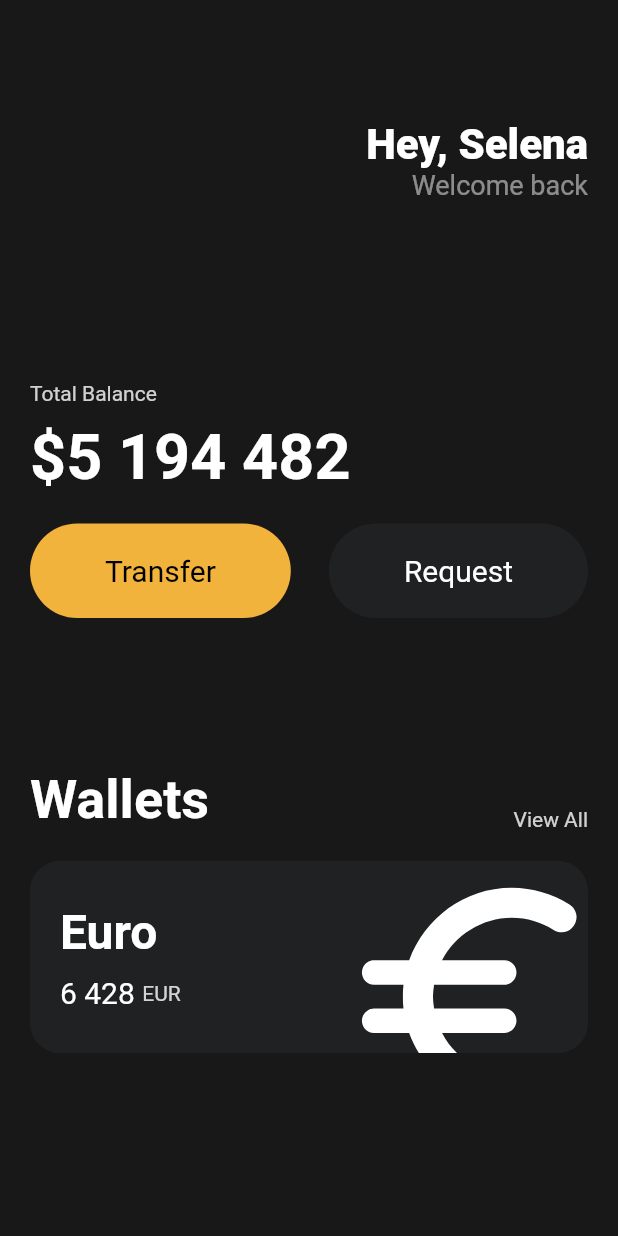
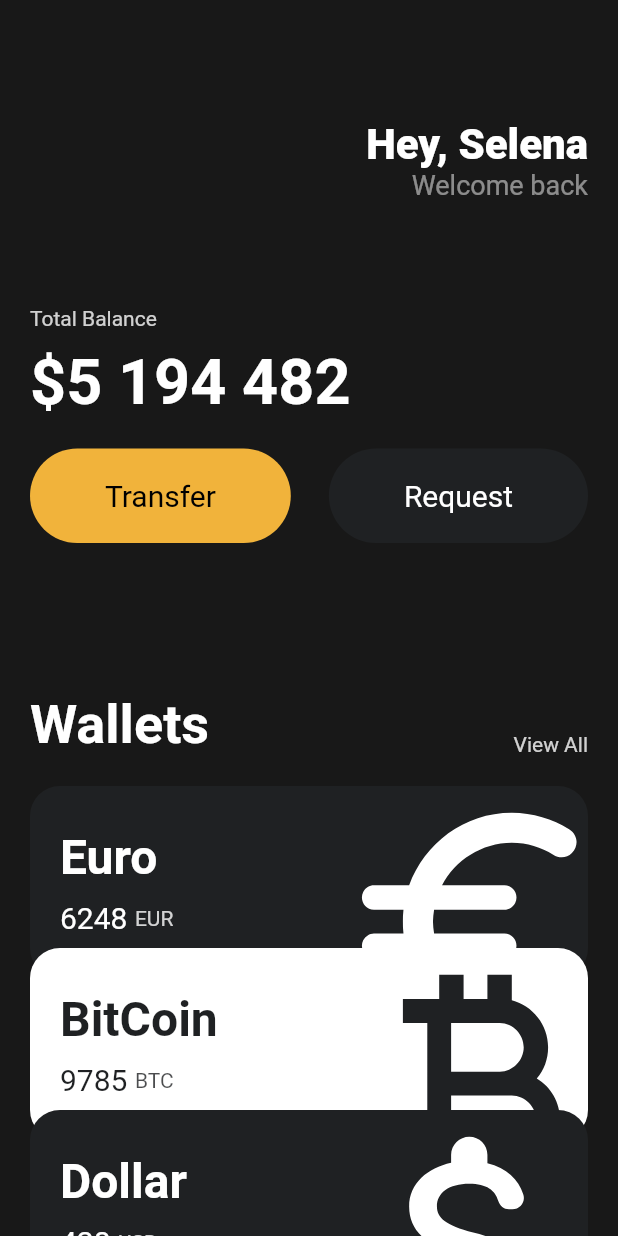
Before and after one commit to happy789515/toonflix, a Flutter app: the screen it shows after launch, on a phone screen of 412 x 824 dp. Run offline on Flutter 3.47's test engine with Material 2 defaults, Android fonts, the phone set to English and light mode, and no system bars.

Commit message:
Code Challenge

```diff
--- a/lib/main.dart
+++ b/lib/main.dart
@@ -1,5 +1,6 @@
 import 'package:flutter/material.dart';
 import 'package:toonflix/widgets/button.dart';
+import 'package:toonflix/widgets/currency_card.dart';
 
 void main() {
   runApp(const App());
@@ -13,7 +14,8 @@ class App extends StatelessWidget {
     return MaterialApp(
       home: Scaffold(
         backgroundColor: const Color(0xFF181818),
-        body: Padding(
+        body: SingleChildScrollView(
+          child: Padding(
             padding: const EdgeInsets.symmetric(horizontal: 20),
             child: Column(
               crossAxisAlignment: CrossAxisAlignment.start,
@@ -47,7 +49,7 @@ class App extends StatelessWidget {
                   ],
                 ),
                 const SizedBox(
-                height: 120,
+                  height: 70,
                 ),
                 Text(
                   'Total Balance',
@@ -108,67 +110,37 @@ class App extends StatelessWidget {
                 const SizedBox(
                   height: 20,
                 ),
-              Container(
-                clipBehavior: Clip.hardEdge,
-                decoration: BoxDecoration(
-                  color: const Color(0xFF1F2123),
-                  borderRadius: BorderRadius.circular(20),
+                const CurrencyCard(
+                  name: 'Euro',
+                  code: 'EUR',
+                  amount: '6248',
+                  icon: Icons.euro_rounded,
+                  isInverted: false,
                 ),
-                child: Padding(
-                  padding: const EdgeInsets.all(20),
-                  child: Row(
-                    mainAxisAlignment: MainAxisAlignment.spaceBetween,
-                    children: [
-                      Column(
-                        crossAxisAlignment: CrossAxisAlignment.start,
-                        children: [
-                          const Text(
-                            'Euro',
-                            style: TextStyle(
-                                color: Colors.white,
-                                fontSize: 32,
-                                fontWeight: FontWeight.w600),
+                Transform.translate(
+                  offset: const Offset(0, -20),
+                  child: const CurrencyCard(
+                    name: 'BitCoin',
+                    code: 'BTC',
+                    amount: '9785',
+                    icon: Icons.currency_bitcoin,
+                    isInverted: true,
                   ),
-                          const SizedBox(
-                            height: 10,
                 ),
-                          Row(
-                            children: [
-                              const Text('6 428',
-                                  style: TextStyle(
-                                    color: Colors.white,
-                                    fontSize: 20,
-                                  )),
-                              const SizedBox(
-                                width: 5,
-                              ),
-                              Text(
-                                'EUR',
-                                style: TextStyle(
-                                    color: Colors.white.withOpacity(0.8)),
-                              ),
-                            ],
-                          )
-                        ],
-                      ),
-                      Transform.scale(
-                        scale: 2.2,
-                        child: Transform.translate(
-                          offset: const Offset(-5, 12),
-                          child: const Icon(
-                            Icons.euro_rounded,
-                            color: Colors.white,
-                            size: 88,
-                          ),
+                Transform.translate(
+                  offset: const Offset(0, -40),
+                  child: const CurrencyCard(
+                    name: 'Dollar',
+                    code: 'USD',
+                    amount: '428',
+                    icon: Icons.attach_money_rounded,
+                    isInverted: false,
                   ),
                 ),
               ],
             ),
           ),
         ),
-            ],
-          ),
-        ),
       ),
     );
   }
--- /dev/null
+++ b/lib/widgets/currency_card.dart
@@ -0,0 +1,80 @@
+import 'package:flutter/material.dart';
+
+class CurrencyCard extends StatelessWidget {
+  final String name, code, amount;
+  final IconData icon;
+  final bool isInverted;
+  final _blackColor = const Color(0xFF1F2123);
+
+  const CurrencyCard(
+      {super.key,
+      required this.name,
+      required this.code,
+      required this.amount,
+      required this.icon,
+      required this.isInverted});
+
+  @override
+  Widget build(BuildContext context) {
+    return Container(
+      clipBehavior: Clip.hardEdge,
+      decoration: BoxDecoration(
+        color: isInverted ? Colors.white : _blackColor,
+        borderRadius: BorderRadius.circular(20),
+      ),
+      child: Padding(
+        padding: const EdgeInsets.all(20),
+        child: Row(
+          mainAxisAlignment: MainAxisAlignment.spaceBetween,
+          children: [
+            Column(
+              crossAxisAlignment: CrossAxisAlignment.start,
+              children: [
+                Text(
+                  name,
+                  style: TextStyle(
+                      color: isInverted ? _blackColor : Colors.white,
+                      fontSize: 32,
+                      fontWeight: FontWeight.w600),
+                ),
+                const SizedBox(
+                  height: 10,
+                ),
+                Row(
+                  children: [
+                    Text(amount,
+                        style: TextStyle(
+                          color: isInverted ? _blackColor : Colors.white,
+                          fontSize: 20,
+                        )),
+                    const SizedBox(
+                      width: 5,
+                    ),
+                    Text(
+                      code,
+                      style: TextStyle(
+                          color: isInverted
+                              ? _blackColor.withOpacity(0.8)
+                              : Colors.white.withOpacity(0.8)),
+                    ),
+                  ],
+                )
+              ],
+            ),
+            Transform.scale(
+              scale: 2.2,
+              child: Transform.translate(
+                offset: const Offset(-5, 12),
+                child: Icon(
+                  icon,
+                  color: isInverted ? _blackColor : Colors.white,
+                  size: 88,
+                ),
+              ),
+            ),
+          ],
+        ),
+      ),
+    );
+  }
+}
```
Lines whose indentation alone changed are shown as unchanged.
